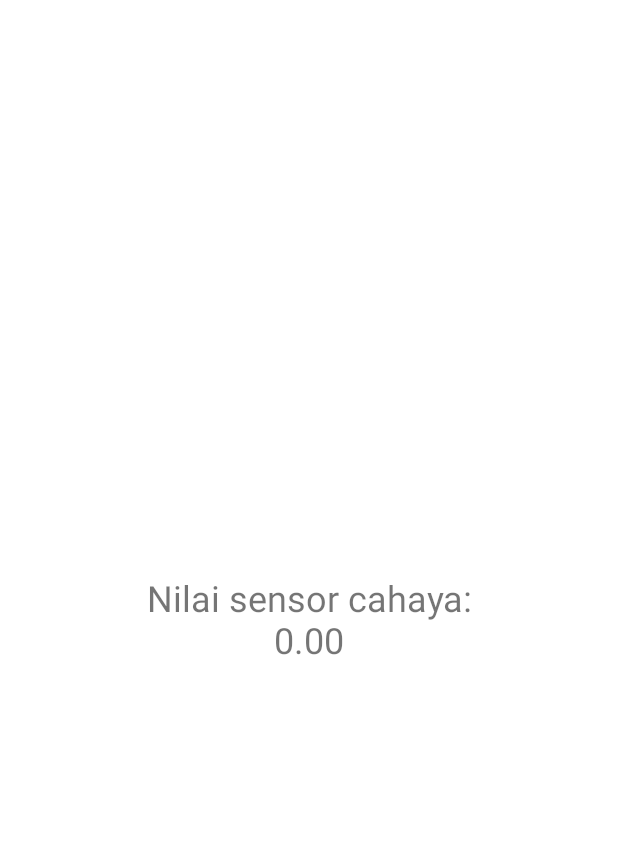
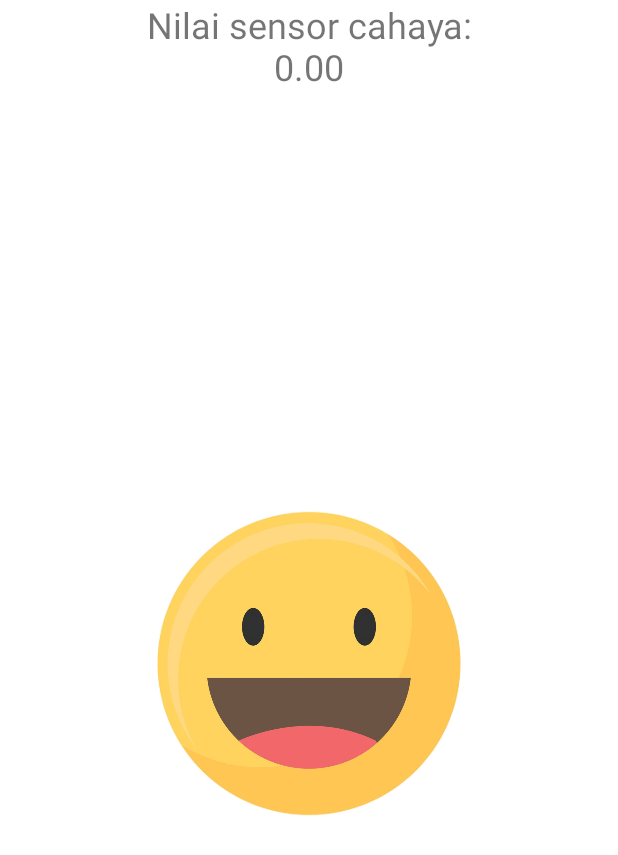
Before and after one commit to Zygen1/vsga-2024, an Android app: the MainActivity screen opened directly, with no data from a screen before it, on a phone screen of 412 x 824 dp. Shown: the top 855 px of the screen. Run offline under Robolectric (Android 15) with nearby library versions, the phone set to English and light mode, and no system bars.

Commit message:
Mencoba mengubah gambar mengikuti sensor

```diff
--- a/app/src/main/java/com/lamdapratama/vsga2024/MainActivity.java
+++ b/app/src/main/java/com/lamdapratama/vsga2024/MainActivity.java
@@ -5,6 +5,7 @@ import android.hardware.SensorEvent;
 import android.hardware.SensorEventListener;
 import android.hardware.SensorManager;
 import android.os.Bundle;
+import android.widget.ImageView;
 import android.widget.TextView;
 
 import androidx.activity.EdgeToEdge;
@@ -17,6 +18,7 @@ public class MainActivity extends AppCompatActivity implements SensorEventListen
     private SensorManager manager;
     private Sensor mLight;
     private TextView textView;
+    private ImageView imageView;
 
     @Override
     protected void onCreate(Bundle savedInstanceState) {
@@ -33,6 +35,7 @@ public class MainActivity extends AppCompatActivity implements SensorEventListen
         mLight = manager.getDefaultSensor(Sensor.TYPE_LIGHT);
 
         textView = findViewById(R.id.textView);
+        imageView = findViewById(R.id.imageView);
     }
 
     @Override
@@ -41,6 +44,13 @@ public class MainActivity extends AppCompatActivity implements SensorEventListen
 
         // TODO: tampilkan ke user
         textView.setText(getString(R.string.nilai_sensor_cahaya_n, lux));
+
+        if(lux < 1000) {
+            imageView.setImageResource(R.drawable.sad_emoji);
+        }
+        else{
+            imageView.setImageResource(R.drawable.happy_emoji);
+        }
     }
 
     @Override
--- a/app/src/main/res/layout/activity_main.xml
+++ b/app/src/main/res/layout/activity_main.xml
@@ -1,22 +1,26 @@
 <?xml version="1.0" encoding="utf-8"?>
-<androidx.constraintlayout.widget.ConstraintLayout xmlns:android="http://schemas.android.com/apk/res/android"
+<LinearLayout xmlns:android="http://schemas.android.com/apk/res/android"
     xmlns:app="http://schemas.android.com/apk/res-auto"
     xmlns:tools="http://schemas.android.com/tools"
     android:id="@+id/main"
     android:layout_width="match_parent"
     android:layout_height="match_parent"
+    android:orientation="vertical"
+    android:gravity="center"
     tools:context=".MainActivity">
 
     <TextView
         android:id="@+id/textView"
         android:layout_width="wrap_content"
         android:layout_height="wrap_content"
+        android:gravity="center"
         android:text="@string/nilai_sensor_cahaya_n0_0"
-        app:layout_constraintBottom_toBottomOf="parent"
-        app:layout_constraintEnd_toEndOf="parent"
-        app:layout_constraintStart_toStartOf="parent"
-        app:layout_constraintTop_toTopOf="parent"
-        android:gravity="center"
-        android:textSize="24sp"/>
+        android:textSize="24sp" />
 
-</androidx.constraintlayout.widget.ConstraintLayout>
+    <ImageView
+        android:id="@+id/imageView"
+        android:layout_width="match_parent"
+        android:layout_height="wrap_content"
+        app:srcCompat="@drawable/happy_emoji" />
+
+</LinearLayout>
```
Also changed, not shown: app/src/main/ic_launcher-playstore.png (added), app/src/main/res/drawable/happy_emoji.png (added), app/src/main/res/drawable/sad_emoji.png (added).
